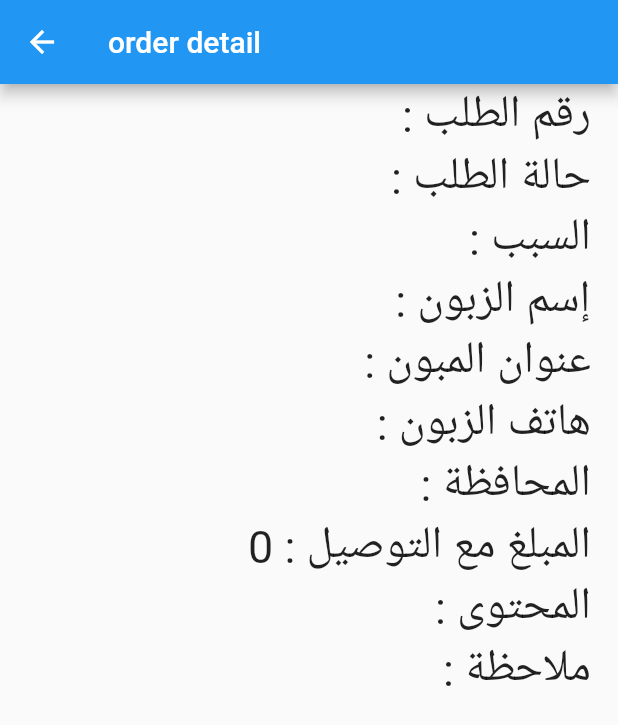
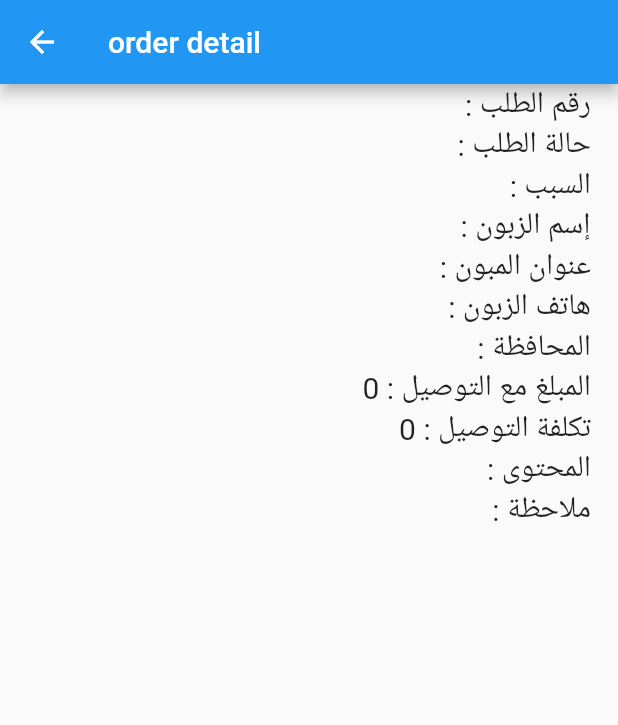
Before and after one commit to salam73/tawsel2, a Flutter app: the OrderDetail screen opened directly with empty values, on a phone screen of 412 x 824 dp. Shown: the top 725 px of the screen. Run offline on Flutter 3.47's test engine with Material 2 defaults, Android fonts, the phone set to English and light mode, and no system bars; our stand-ins replace cloud_firestore, firebase_auth, firebase_core, get, grouped_list; missing offline and left inert: dropdownfield; accounts and stored records are empty.

Commit message:
add deliveryCost

```diff
--- a/lib/controllers/userController.dart
+++ b/lib/controllers/userController.dart
@@ -14,9 +14,9 @@ class UserController extends GetxController {
   set user(UserModel userVal) => this._userModel.value = userVal;
 
   getUser() async {
-    var fireuser = Get.find<AuthController>().user;
-    if (fireuser != null) {
-      this.user = await FireDb().getUser(uid: fireuser.uid);
+    var fireUser = Get.find<AuthController>().user;
+    if (fireUser != null) {
+      this.user = await FireDb().getUser(uid: fireUser.uid);
       //this._userModel.value = await FireDb().getUser(fireuser.uid);
     }
   }
--- a/lib/models/order.dart
+++ b/lib/models/order.dart
@@ -10,6 +10,7 @@ class OrderModel {
   String byUserId;
 
   String deliveryToCity;
+  int deliveryCost;
 
   String customerName;
   String customerAddress;
@@ -35,6 +36,7 @@ class OrderModel {
     // this.done,
     this.orderNumber,
     this.deliveryToCity,
+    this.deliveryCost,
     this.customerName,
     this.customerAddress,
     this.customerPhone,
@@ -59,6 +61,7 @@ class OrderModel {
     orderNumber = documentSnapshot["orderNumber"];
     //
     deliveryToCity = documentSnapshot["deliveryToCity"];
+    deliveryCost = documentSnapshot["deliveryCost"];
     customerName = documentSnapshot["customerName"];
     customerAddress = documentSnapshot["customerAddress"];
     customerPhone = documentSnapshot["customerPhone"];
@@ -82,6 +85,7 @@ class OrderModel {
     data['orderNumber'] = this.orderNumber;
 
     data['deliveryToCity'] = this.deliveryToCity;
+    data['deliveryCost'] = this.deliveryCost;
     data['customerName'] = this.customerName;
     data['customerAddress'] = this.customerAddress;
     data['customerPhone'] = this.customerPhone;
--- a/lib/screens/appByUser/orderDetail.dart
+++ b/lib/screens/appByUser/orderDetail.dart
@@ -33,43 +33,47 @@ class OrderDetail extends StatelessWidget {
               children: [
                 Text(
                   'رقم الطلب : ' + order.orderNumber,
-                  style: TextStyle(fontSize: 30),
+                  style: TextStyle(fontSize: 20),
                 ),
                 Text(
                   'حالة الطلب : ' + order.status,
-                  style: TextStyle(fontSize: 30),
+                  style: TextStyle(fontSize: 20),
                 ),
                 Text(
                   'السبب : ' + order.statusTitle,
-                  style: TextStyle(fontSize: 30),
+                  style: TextStyle(fontSize: 20),
                 ),
                 Text(
                   'إسم الزبون : ' + order.customerName,
-                  style: TextStyle(fontSize: 30),
+                  style: TextStyle(fontSize: 20),
                 ),
                 Text(
                   'عنوان المبون :' + order.customerAddress,
-                  style: TextStyle(fontSize: 30),
+                  style: TextStyle(fontSize: 20),
                 ),
                 Text(
                   'هاتف الزبون : ' + order.customerPhone,
-                  style: TextStyle(fontSize: 30),
+                  style: TextStyle(fontSize: 20),
                 ),
                 Text(
                   'المحافظة : ' + order.deliveryToCity,
-                  style: TextStyle(fontSize: 30),
+                  style: TextStyle(fontSize: 20),
                 ),
                 Text(
                   'المبلغ مع التوصيل : ' + order.amountAfterDelivery.toString(),
-                  style: TextStyle(fontSize: 30),
+                  style: TextStyle(fontSize: 20),
+                ),
+                Text(
+                  'تكلفة التوصيل : ' + order.deliveryCost.toString(),
+                  style: TextStyle(fontSize: 20),
                 ),
                 Text(
                   'المحتوى : ' + order.orderType,
-                  style: TextStyle(fontSize: 30),
+                  style: TextStyle(fontSize: 20),
                 ),
                 Text(
                   'ملاحظة : ' + order.commit,
-                  style: TextStyle(fontSize: 30),
+                  style: TextStyle(fontSize: 20),
                 ),
               ],
             ),
--- a/lib/utils/root.dart
+++ b/lib/utils/root.dart
@@ -30,7 +30,7 @@ class Root extends GetWidget<AuthController> {
           // var user = Get.find<AuthController>().user;
 
           //    print(user['isAdmin'].toString());
-          return Home();
+          // return Home();
           // return Test2();
           // return MainLayout();
           // return MainTest();
@@ -46,7 +46,7 @@ class Root extends GetWidget<AuthController> {
         } else {
           // return Test2();
           // return MainTest();
-          // return MainLayout();
+          return MainLayout();
           // return MainTest();
           // return AdminHome();
           // return HomeAdmin();
```
Also changed, not shown: lib/controllers/authController.dart (+8 -1 lines), lib/layout/mainLayout.dart (+14 -5 lines), lib/layout/tableByUserId.dart (+36 -5 lines), lib/screens/appByUser/home.dart (+14 -2 lines), lib/services/fireDb.dart (+15 -12 lines).
